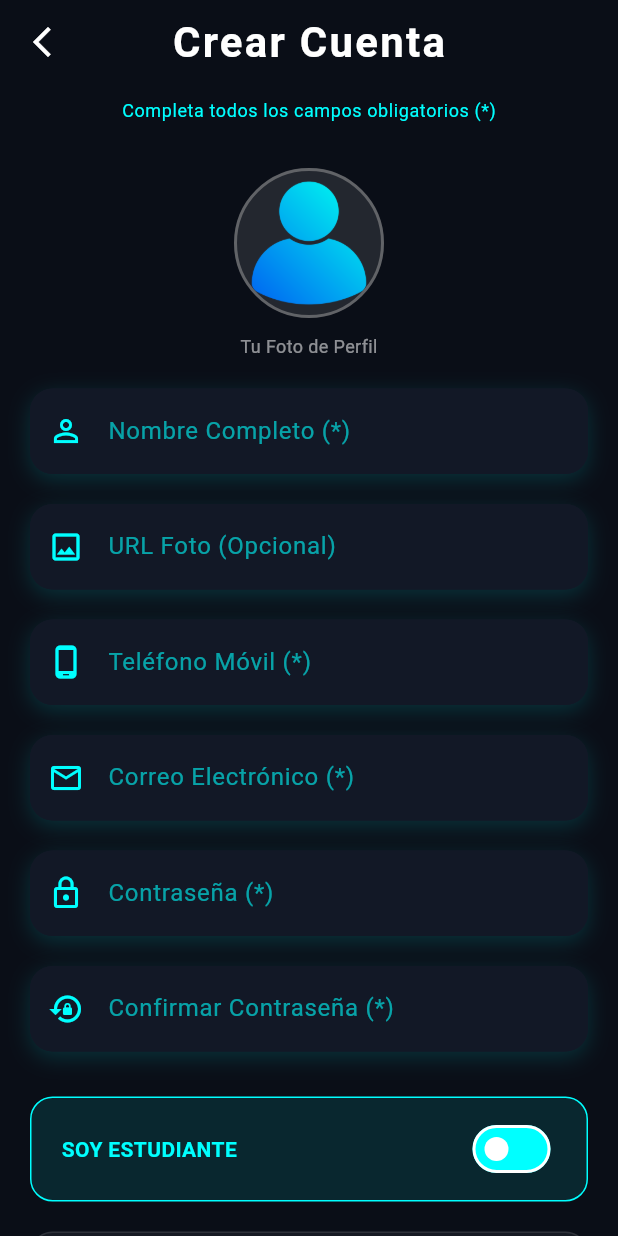
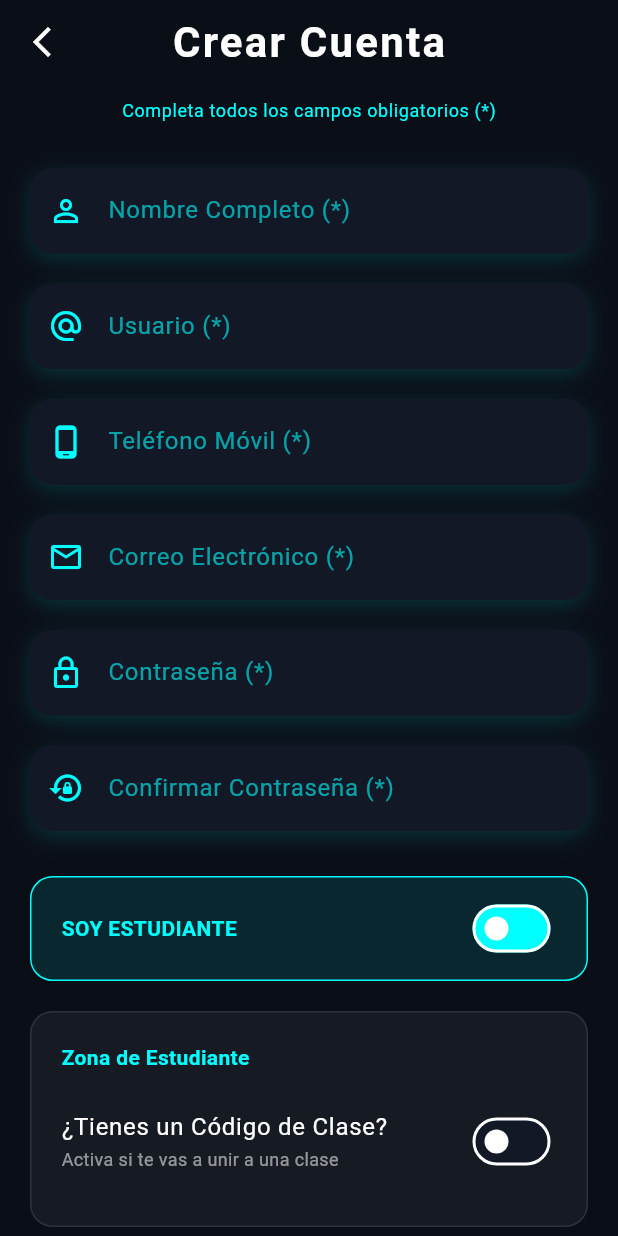
Before and after one commit to KENTGOOLD200/superteach_app, a Flutter app: the RegisterScreen screen opened by its route, on a phone screen of 412 x 824 dp. Run offline on Flutter 3.47's test engine with Material 3 defaults, Android fonts, the light colour scheme and no system bars; our stand-ins replace flutter_riverpod, gap, go_router.

Commit message:
semana 8 final

```diff
--- a/lib/config/helpers/app_validators.dart
+++ b/lib/config/helpers/app_validators.dart
@@ -1,32 +1,27 @@
 // ============================================================================
-// HELPER: VALIDADORES CENTRALIZADOS (APP VALIDATORS)
-// ============================================================================
-// PROPÓSITO:
-// Contiene la lógica pura de validación (Regex) para mantener la UI limpia.
-// Incluye reglas estrictas para contraseñas, emails, teléfonos y URLs.
+// ARCHIVO: APP_VALIDATORS.DART
+// DESCRIPCIÓN: REGLAS DE VALIDACIÓN (REGEX) CENTRALIZADAS
 // ============================================================================
 
 class AppValidators {
 
-  // Regex para Email (Estándar W3C)
+  // Regex para Email
   static final RegExp _emailRegex = RegExp(
     r"^[a-zA-Z0-9.a-zA-Z0-9.!#$%&'*+-/=?^_`{|}~]+@[a-zA-Z0-9]+\.[a-zA-Z]+"
   );
 
-  // Regex para Contraseña Estricta:
-  // - Al menos 1 minúscula, 1 mayúscula, 1 número, 1 carácter especial
-  // - Mínimo 8 caracteres
+  // Regex Contraseña Estricta
   static final RegExp _passwordStrictRegex = RegExp(
     r'^(?=.*[a-z])(?=.*[A-Z])(?=.*\d)(?=.*[\W_]).{8,}$'
   );
 
-  // Regex para detectar si es una URL de imagen válida (termina en extensión gráfica)
-  static final RegExp _imageRegex = RegExp(
-    r"(https?:\/\/.*\.(?:png|jpg|jpeg|webp|gif))",
-    caseSensitive: false
+  // ⚠️ NUEVO: Regex para NOMBRE (Solo letras, espacios y tildes/ñ)
+  // No permite números ni símbolos.
+  static final RegExp _nameRegex = RegExp(
+    r"^[a-zA-ZñÑáéíóúÁÉÍÓÚ\s]+$"
   );
 
-  // --- MÉTODOS DE VALIDACIÓN ---
+  // --- MÉTODOS ---
 
   static String? email(String? value) {
     if (value == null || value.trim().isEmpty) return 'El correo es obligatorio';
@@ -38,41 +33,50 @@ class AppValidators {
     if (value == null || value.trim().isEmpty) return 'La contraseña es obligatoria';
     if (value.length < 8) return 'Mínimo 8 caracteres';
     if (!_passwordStrictRegex.hasMatch(value)) {
-      return 'Debe tener: Mayúscula, Minúscula, Número y Símbolo (@#%)';
+      return 'Debe tener: Mayúscula, Minúscula, Número y Símbolo';
     }
     return null;
   }
 
+  // VALIDACIÓN ACTUALIZADA: NOMBRE
   static String? name(String? value) {
     if (value == null || value.trim().isEmpty) return 'El nombre es obligatorio';
     if (value.trim().length < 3) return 'El nombre es muy corto';
+
+    // Aplicamos la restricción de solo letras
+    if (!_nameRegex.hasMatch(value.trim())) {
+      return 'Solo se permiten letras (no números ni símbolos)';
+    }
+    return null;
+  }
+
+  // ⚠️ NUEVO VALIDADOR: USUARIO
+  static String? username(String? value) {
+    if (value == null || value.trim().isEmpty) return 'El usuario es obligatorio';
+    if (value.trim().length < 3) return 'Mínimo 3 caracteres';
+    // Opcional: Podrías agregar regex para que el usuario no tenga espacios, etc.
     return null;
   }
 
   static String? phone(String? value) {
     if (value == null || value.trim().isEmpty) return 'El teléfono es obligatorio';
     final cleanPhone = value.trim().replaceAll(' ', '');
-
-    // Validar que sean solo números
     if (int.tryParse(cleanPhone) == null) return 'Solo se permiten números';
-
-    // Validación de longitud (Entre 7 y 10 dígitos)
     if (cleanPhone.length > 10) return 'Máximo 10 dígitos';
     if (cleanPhone.length < 7) return 'Número inválido';
     return null;
   }
 
+  // URL Foto (Opcional)
+  static final RegExp _imageRegex = RegExp(r"(https?:\/\/.*\.(?:png|jpg|jpeg|webp|gif))", caseSensitive: false);
   static String? photoUrl(String? value) {
-    if (value == null || value.trim().isEmpty) return null; // Es opcional
-    if (!_imageRegex.hasMatch(value.trim())) {
-      return 'El enlace debe terminar en .jpg, .png o .webp';
-    }
+    if (value == null || value.trim().isEmpty) return null;
+    if (!_imageRegex.hasMatch(value.trim())) return 'Debe ser URL de imagen (.jpg, .png)';
     return null;
   }
 
-  // Validación para el código de clase (tanto para crear como para unirse)
   static String? classCode(String? value) {
-    if (value == null || value.trim().isEmpty) return 'El código de clase es obligatorio';
+    if (value == null || value.trim().isEmpty) return 'El código es obligatorio';
     if (value.trim().length < 4) return 'Mínimo 4 caracteres';
     return null;
   }
--- a/lib/presentation/screens/auth/register_screen.dart
+++ b/lib/presentation/screens/auth/register_screen.dart
@@ -1,7 +1,7 @@
 // ============================================================================
 // ARCHIVO: REGISTER_SCREEN.DART
 // CAPA: PRESENTATION / SCREENS / AUTH
-// DESCRIPCIÓN: PANTALLA DE REGISTRO DE USUARIO
+// DESCRIPCIÓN: PANTALLA DE REGISTRO (CON CAMPO USUARIO)
 // ============================================================================
 
 import 'package:flutter/material.dart';
@@ -19,16 +19,12 @@ class RegisterScreen extends ConsumerWidget {
 
   @override
   Widget build(BuildContext context, WidgetRef ref) {
-    // Escuchar el estado y el notificador
+    // Referencias al estado y notificador
     final registerState = ref.watch(registerProvider);
     final registerNotifier = ref.read(registerProvider.notifier);
     final textStyles = Theme.of(context).textTheme;
 
-    // Helper: ¿La URL es válida para intentar descargarla?
-    final bool isPhotoValid = registerState.photoUrl.isNotEmpty && AppValidators.photoUrl(registerState.photoUrl) == null;
-
     return Scaffold(
-      // --- BARRA SUPERIOR (TRANSPARENTE) ---
       appBar: AppBar(
         backgroundColor: Colors.transparent,
         elevation: 0,
@@ -36,6 +32,7 @@ class RegisterScreen extends ConsumerWidget {
           icon: const Icon(Icons.arrow_back_ios_new, color: Colors.white),
           onPressed: () => context.go('/login'),
         ),
+        // CONSERVADO: Tus cambios en el título
         centerTitle: true,
         title: Text('Crear Cuenta', style: textStyles.headlineMedium?.copyWith(color: Colors.white, fontWeight: FontWeight.bold)),
       ),
@@ -45,48 +42,16 @@ class RegisterScreen extends ConsumerWidget {
           child: Column(
             crossAxisAlignment: CrossAxisAlignment.center,
             children: [
+              // CONSERVADO: Tu mensaje centrado
               Center(
                 child: Text('Completa todos los campos obligatorios (*)', style: textStyles.bodySmall?.copyWith(color: neonCyan)),
               ),
               const Gap(30),
 
               // ==============================================================
-              // 1. SECCIÓN DE FOTO DE PERFIL (CON IMAGEN POR DEFECTO)
+              // FORMULARIO DE DATOS
               // ==============================================================
-              Center(
-                child: Column(
-                  children: [
-                    Container(
-                      height: 100, width: 100,
-                      decoration: BoxDecoration(
-                        shape: BoxShape.circle,
-                        border: Border.all(color: isPhotoValid ? neonCyan : Colors.grey.withOpacity(0.5), width: 2),
-                        color: Colors.white10,
-                        // Si es válida, usamos NetworkImage como fondo del container
-                        image: isPhotoValid
-                          ? DecorationImage(image: NetworkImage(registerState.photoUrl), fit: BoxFit.cover)
-                          : null
-                      ),
-                      // Si NO es válida (o está vacía), mostramos el Asset local
-                      child: !isPhotoValid
-                        ? ClipOval(
-                            child: Image.asset(
-                              'assets/images/default_profile.png', // 👈 Asegúrate de tener este archivo
-                              fit: BoxFit.cover,
-                            ),
-                          )
-                        : null,
-                    ),
-                    const Gap(10),
-                    const Text("Tu Foto de Perfil", style: TextStyle(color: Colors.white54, fontSize: 12)),
-                  ],
-                ),
-              ),
-              const Gap(20),
 
-              // ==============================================================
-              // 2. FORMULARIO DE DATOS PERSONALES
-              // ==============================================================
               CustomTextFormField(
                 label: 'Nombre Completo (*)',
                 prefixIcon: Icons.person_outline,
@@ -95,13 +60,15 @@ class RegisterScreen extends ConsumerWidget {
               ),
               const Gap(20),
 
+              // ⚠️ NUEVO CAMPO: USUARIO
               CustomTextFormField(
-                label: 'URL Foto (Opcional)',
-                hint: 'https://...',
-                prefixIcon: Icons.image_outlined,
-                onChanged: registerNotifier.onPhotoUrlChanged,
-                errorMessage: registerState.isFormPosted || registerState.photoUrl.isNotEmpty
-                   ? AppValidators.photoUrl(registerState.photoUrl) : null,
+                label: 'Usuario (*)',
+                hint: 'Crea un nombre de usuario único',
+                prefixIcon: Icons.alternate_email,
+                onChanged: registerNotifier.onUsernameChanged,
+                errorMessage: registerState.isFormPosted
+                    ? (AppValidators.username(registerState.username) ?? (registerState.usernameError.isNotEmpty ? registerState.usernameError : null))
+                    : null,
               ),
               const Gap(20),
 
@@ -147,7 +114,7 @@ class RegisterScreen extends ConsumerWidget {
               const Gap(30),
 
               // ==============================================================
-              // 3. SELECCIÓN DE ROL (PROFESOR / ESTUDIANTE)
+              // SELECCIÓN DE ROL
               // ==============================================================
               _RoleSelector(
                 isTeacher: registerState.role == UserRole.teacher,
@@ -156,7 +123,7 @@ class RegisterScreen extends ConsumerWidget {
               const Gap(20),
 
               // ==============================================================
-              // 4. ZONA DINÁMICA (CÓDIGO DE CLASE)
+              // ZONA DINÁMICA DE CÓDIGO (CONSERVADA)
               // ==============================================================
               Container(
                 padding: const EdgeInsets.all(20),
@@ -166,7 +133,7 @@ class RegisterScreen extends ConsumerWidget {
                   border: Border.all(color: Colors.white10),
                 ),
                 child: registerState.role == UserRole.teacher
-                  // --- CASO A: PROFESOR (CREA CÓDIGO) ---
+                  // --- VISTA DE PROFESOR ---
                   ? Column(
                       crossAxisAlignment: CrossAxisAlignment.start,
                       children: [
@@ -183,14 +150,14 @@ class RegisterScreen extends ConsumerWidget {
                         ),
                       ],
                     )
-                  // --- CASO B: ESTUDIANTE (OPCIONAL UNIRSE A CLASE) ---
+                  // --- VISTA DE ESTUDIANTE (CON SWITCH) ---
                   : Column(
                       crossAxisAlignment: CrossAxisAlignment.start,
                       children: [
                         const Text("Zona de Estudiante", style: TextStyle(color: neonCyan, fontWeight: FontWeight.bold)),
                         const Gap(10),
 
-                        // SWITCH RESTAURADO: ¿TIENE CÓDIGO?
+                        // SWITCH
                         SwitchListTile(
                           title: const Text('¿Tienes un Código de Clase?', style: TextStyle(color: Colors.white)),
                           subtitle: const Text('Activa si te vas a unir a una clase', style: TextStyle(color: Colors.white54, fontSize: 12)),
@@ -200,7 +167,7 @@ class RegisterScreen extends ConsumerWidget {
                           onChanged: registerNotifier.onStudentTypeChanged,
                         ),
 
-                        // Renderizado Condicional: Solo muestra input si el switch está ON
+                        // Renderizado Condicional
                         if (registerState.hasClassCode) ...[
                           const Gap(15),
                           CustomTextFormField(
@@ -220,7 +187,7 @@ class RegisterScreen extends ConsumerWidget {
               const Gap(40),
 
               // ==============================================================
-              // 5. BOTÓN DE ACCIÓN (SUBMIT)
+              // BOTÓN FINAL
               // ==============================================================
               SizedBox(
                 width: double.infinity,
@@ -266,7 +233,7 @@ class RegisterScreen extends ConsumerWidget {
   }
 }
 
-// Widget auxiliar para el selector principal de Profesor/Estudiante
+// Widget auxiliar del selector de rol (conservado)
 class _RoleSelector extends StatelessWidget {
   final bool isTeacher;
   final Function(bool) onChanged;
```
Also changed, not shown: lib/infrastructure/datasources/auth_datasource_impl.dart (+34 -29 lines), lib/presentation/providers/register_provider.dart (+62 -107 lines).
